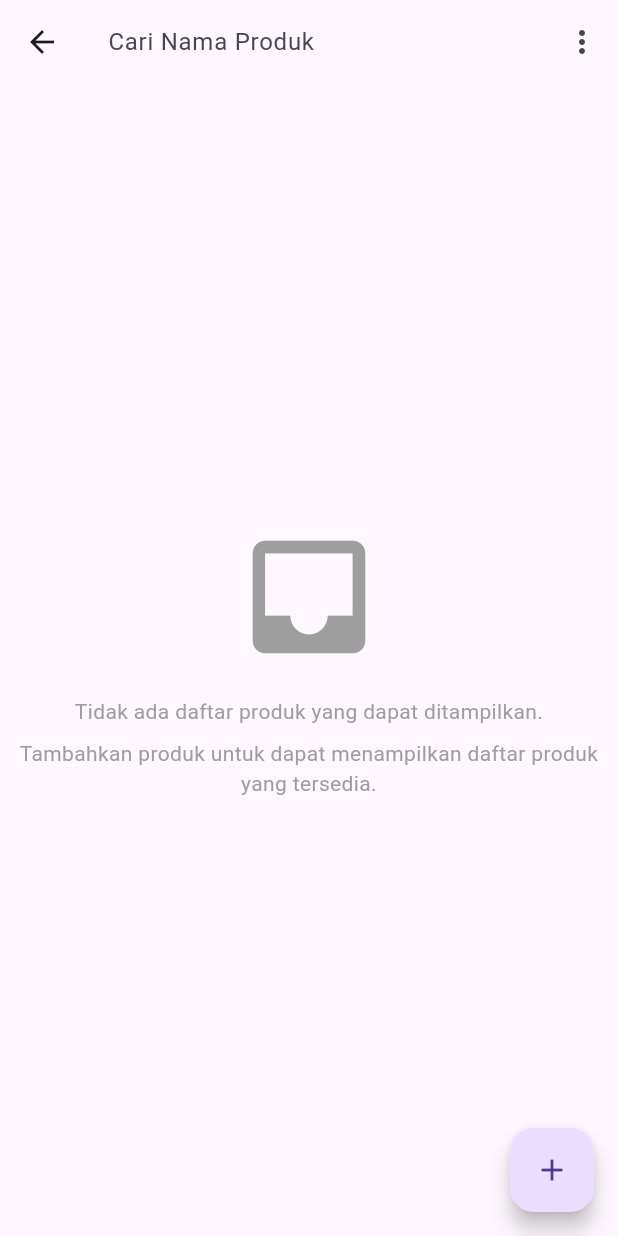
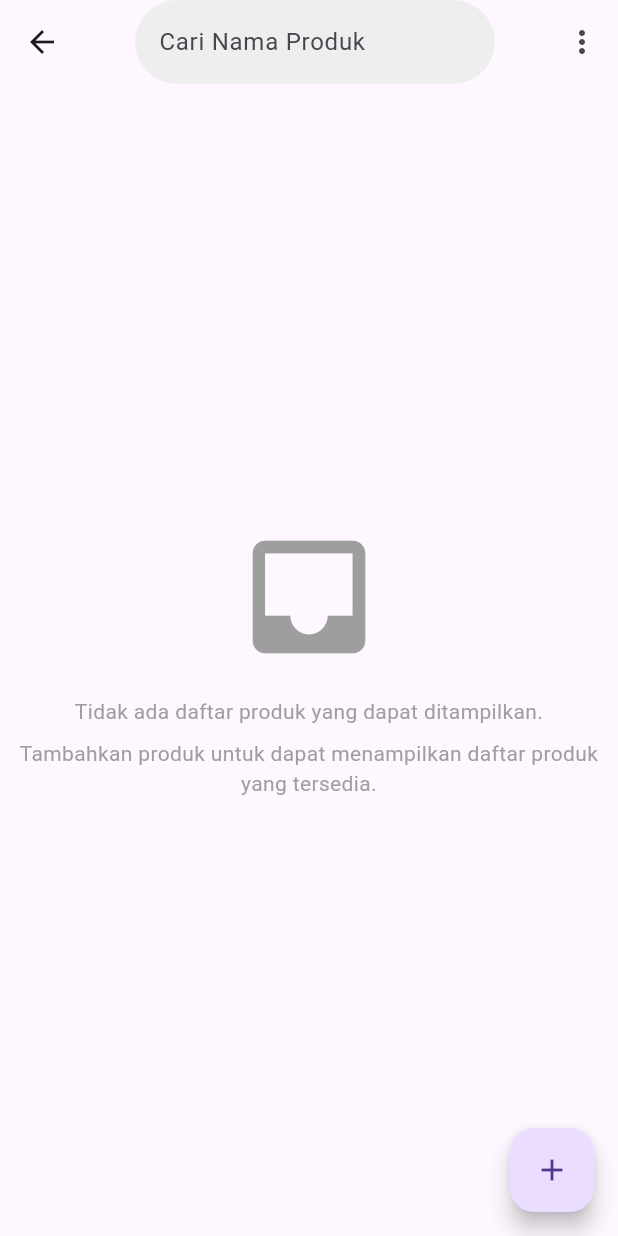
Before and after one commit to hanifaslam/appflexy, a Flutter app: the DaftarProdukView screen opened by its route, on a phone screen of 412 x 824 dp. Run offline on Flutter 3.47's test engine with Material 3 defaults, Android fonts, the phone set to English and light mode, and no system bars; our stand-ins replace get, image_picker.

Commit message:
daftar_produk

```diff
--- a/lib/app/modules/daftar_produk/views/daftar_produk_view.dart
+++ b/lib/app/modules/daftar_produk/views/daftar_produk_view.dart
@@ -8,15 +8,32 @@ class DaftarProdukView extends StatelessWidget {
     return Scaffold(
       appBar: AppBar(
         leading: IconButton(
-          icon: Icon(Icons.arrow_back),
-          onPressed: () {
-            Get.back();
-          },
+          icon: const Icon(Icons.arrow_back),
+          onPressed: () => Get.back(),
         ),
-        title: TextField(
-          decoration: InputDecoration(
-            hintText: 'Cari Nama Produk',
-            border: InputBorder.none,
+        title: Padding(
+          padding: const EdgeInsets.symmetric(horizontal: 18, vertical: 7),
+          child: TextField(
+            decoration: InputDecoration(
+              hintText: 'Cari Nama Produk',
+              border: InputBorder.none,
+              filled: true, // Mengaktifkan pengisian
+              fillColor:
+                  Colors.grey[200], // Warna latar belakang sebelum disentuh
+              enabledBorder: OutlineInputBorder(
+                borderSide: BorderSide(
+                    color: Colors.transparent), // Menghilangkan garis batas
+                borderRadius:
+                    BorderRadius.circular(50), // Mengatur radius sudut
+              ),
+              focusedBorder: OutlineInputBorder(
+                borderSide: BorderSide(
+                    color: Colors
+                        .transparent), // Menghilangkan garis batas saat fokus
+                borderRadius:
+                    BorderRadius.circular(50), // Mengatur radius sudut
+              ),
+            ),
           ),
         ),
         actions: [
--- a/lib/app/modules/tambah_produk/views/tambah_produk_view.dart
+++ b/lib/app/modules/tambah_produk/views/tambah_produk_view.dart
@@ -1,6 +1,4 @@
 // MENAMBAHKAN PRODUK (PEMINJAMAN BARANG)
-
-
 
 import 'package:flutter/material.dart';
 
--- a/pubspec.yaml
+++ b/pubspec.yaml
@@ -13,6 +13,7 @@ dependencies:
   cupertino_icons: ^1.0.8
   get: ^4.6.6
   curved_navigation_bar: ^1.0.3
+  image_picker: ^1.1.2
 
 dev_dependencies:
   flutter_test:
@@ -30,3 +31,4 @@ flutter:
     - family: Pacifico
       fonts:
         - asset: assets/fonts/Pacifico.ttf
+        - asset: assets/fonts/Montserrat-VariableFont_wght.ttf
```
Also changed, not shown: lib/app/modules/profile/controllers/profile_controller.dart (+9 -10 lines), lib/app/modules/profile/views/profile_view.dart (+55 -24 lines), assets/fonts/Montserrat-VariableFont_wght.ttf (added), pubspec.lock, 5 other files.
